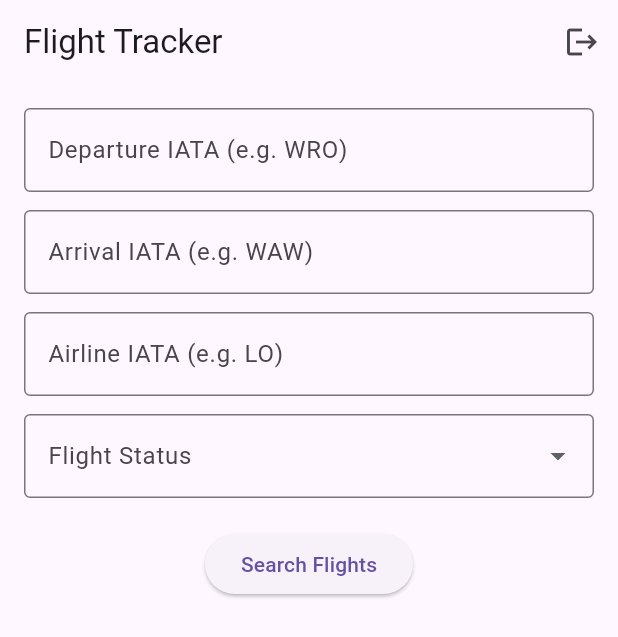
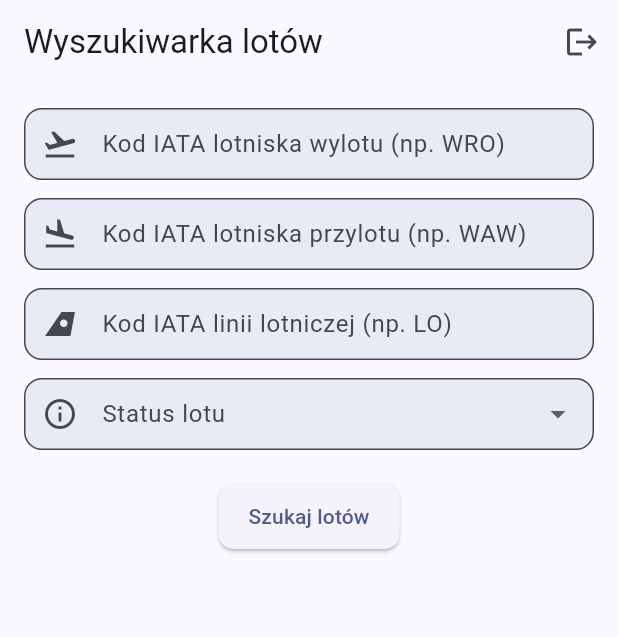
Before and after one commit to mmorawiak/flight_tracker, a Flutter app: the SearchScreen screen opened directly, on a phone screen of 412 x 824 dp. Shown: the top 637 px of the screen. Run offline on Flutter 3.47's test engine with Material 3 defaults, Android fonts, the phone set to English and light mode, and no system bars; our stand-ins replace flutter_dotenv, google_maps_flutter, hive, hive_flutter; accounts and stored records are empty.

Commit message:
feature: implementing a new and better UI

```diff
--- a/lib/main.dart
+++ b/lib/main.dart
@@ -3,6 +3,7 @@ import 'package:flutter_dotenv/flutter_dotenv.dart';
 import 'package:hive_flutter/hive_flutter.dart';
 import 'screens/search_screen.dart';
 import 'screens/login_screen.dart';
+import 'theme/theme.dart';
 
 void main() async {
   WidgetsFlutterBinding.ensureInitialized();
@@ -34,10 +35,7 @@ class FlightTrackerApp extends StatelessWidget {
           return MaterialApp(
             debugShowCheckedModeBanner: false,
             title: 'Flight Tracker',
-            theme: ThemeData(
-              primarySwatch: Colors.indigo,
-              useMaterial3: true,
-            ),
+            theme: appTheme,
             home: isLoggedIn ? const SearchScreen() : const LoginScreen(),
           );
         }
--- a/lib/screens/flight_map_screen.dart
+++ b/lib/screens/flight_map_screen.dart
@@ -34,18 +34,16 @@ class _FlightMapScreenState extends State<FlightMapScreen> {
   }
 
   Future<void> _loadCustomMarker() async {
-    print('🔄 Loading plane icon...');
     try {
       final icon = await BitmapDescriptor.fromAssetImage(
         const ImageConfiguration(size: Size(10, 10)),
         'assets/plane.png',
       );
-      print('✅ Plane icon loaded successfully');
       setState(() {
         _planeIcon = icon;
       });
     } catch (e) {
-      print('❌ Failed to load plane icon: \$e');
+      print('❌ Failed to load plane icon: $e');
     }
   }
 
@@ -57,14 +55,10 @@ class _FlightMapScreenState extends State<FlightMapScreen> {
     final liveIndex = (curvedPath.length * 0.4).floor();
     final LatLng livePosition = curvedPath[liveIndex];
 
-    print('🛫 Departure: ${widget.departureLatitude}, ${widget.departureLongitude}');
-    print('🛬 Arrival: ${widget.arrivalLatitude}, ${widget.arrivalLongitude}');
-    print('✈️ Live: ${widget.liveLatitude}, ${widget.liveLongitude}');
-    print('🖼️ Plane icon loaded: ${_planeIcon != null}');
-
     return Scaffold(
-      appBar: AppBar(title: Text('Flight Route')),
-      body: GoogleMap(
+      appBar: AppBar(title: Text('Trasa lotu')),
+      body: SafeArea(
+        child: GoogleMap(
           initialCameraPosition: CameraPosition(
             target: departure,
             zoom: 5,
@@ -73,20 +67,20 @@ class _FlightMapScreenState extends State<FlightMapScreen> {
             Marker(
               markerId: MarkerId('departure'),
               position: departure,
-            infoWindow: InfoWindow(title: 'Departure'),
+              infoWindow: InfoWindow(title: 'Wylot'),
               icon: BitmapDescriptor.defaultMarkerWithHue(BitmapDescriptor.hueBlue),
             ),
             Marker(
               markerId: MarkerId('arrival'),
               position: arrival,
-            infoWindow: InfoWindow(title: 'Arrival'),
+              infoWindow: InfoWindow(title: 'Przylot'),
               icon: BitmapDescriptor.defaultMarkerWithHue(BitmapDescriptor.hueGreen),
             ),
             if (widget.liveLatitude != null && widget.liveLongitude != null && _planeIcon != null)
               Marker(
                 markerId: MarkerId('live'),
                 position: livePosition,
-              infoWindow: InfoWindow(title: 'In-flight (LIVE)'),
+                infoWindow: InfoWindow(title: 'W locie (NA ŻYWO)'),
                 icon: _planeIcon!,
               ),
           },
@@ -98,6 +92,7 @@ class _FlightMapScreenState extends State<FlightMapScreen> {
               width: 4,
             ),
           },
+        ),
       ),
     );
   }
@@ -111,8 +106,9 @@ class _FlightMapScreenState extends State<FlightMapScreen> {
 
     for (int i = 0; i <= segments; i++) {
       final f = i / segments;
-      final A = sin((1 - f) * _centralAngle(lat1, lon1, lat2, lon2)) / sin(_centralAngle(lat1, lon1, lat2, lon2));
-      final B = sin(f * _centralAngle(lat1, lon1, lat2, lon2)) / sin(_centralAngle(lat1, lon1, lat2, lon2));
+      final angle = _centralAngle(lat1, lon1, lat2, lon2);
+      final A = sin((1 - f) * angle) / sin(angle);
+      final B = sin(f * angle) / sin(angle);
 
       final x = A * cos(lat1) * cos(lon1) + B * cos(lat2) * cos(lon2);
       final y = A * cos(lat1) * sin(lon1) + B * cos(lat2) * sin(lon2);
@@ -130,7 +126,8 @@ class _FlightMapScreenState extends State<FlightMapScreen> {
   double _centralAngle(double lat1, double lon1, double lat2, double lon2) {
     final dLat = lat2 - lat1;
     final dLon = lon2 - lon1;
-    final a = pow(sin(dLat / 2), 2) + cos(lat1) * cos(lat2) * pow(sin(dLon / 2), 2);
+    final a = pow(sin(dLat / 2), 2) +
+        cos(lat1) * cos(lat2) * pow(sin(dLon / 2), 2);
     return 2 * asin(sqrt(a));
   }
 }
--- a/lib/screens/flights_list_screen.dart
+++ b/lib/screens/flights_list_screen.dart
@@ -15,12 +15,12 @@ class FlightsListScreen extends StatelessWidget {
   @override
   Widget build(BuildContext context) {
     return Scaffold(
-      appBar: AppBar(title: Text('Search Results')),
+      appBar: AppBar(title: Text('Wyniki wyszukiwania')),
       body: Column(
         children: [
           Padding(
             padding: const EdgeInsets.all(12),
-            child: Text('${flights.length} flights found'),
+            child: Text('${flights.length} lotów znaleziono'),
           ),
           Expanded(
             child: ListView.builder(
@@ -29,13 +29,23 @@ class FlightsListScreen extends StatelessWidget {
                 final flight = flights[index];
                 return Card(
                   margin: const EdgeInsets.symmetric(horizontal: 12, vertical: 6),
+                  elevation: 3,
+                  shape: RoundedRectangleBorder(
+                    borderRadius: BorderRadius.circular(12),
+                  ),
                   child: ListTile(
-                    title: Text('${flight.airlineName} ${flight.flightNumber}'),
+                    title: Text(
+                      '${flight.airlineName} ${flight.flightNumber}',
+                      style: TextStyle(fontWeight: FontWeight.w600),
+                    ),
                     subtitle: Column(
                       crossAxisAlignment: CrossAxisAlignment.start,
                       children: [
-                        Text('Date: ${flight.flightDate}'),
-                        Text('${flight.departureAirport} (${flight.departureCity}) → ${flight.arrivalAirport} (${flight.arrivalCity})'),
+                        SizedBox(height: 4),
+                        Text('Data: ${flight.flightDate}'),
+                        Text(
+                          '${flight.departureAirport} (${flight.departureCity}) → ${flight.arrivalAirport} (${flight.arrivalCity})',
+                        ),
                         SizedBox(height: 4),
                         Text(
                           '${_formatTime(flight.departureTime)} → ${_formatTime(flight.arrivalTime)}',
@@ -43,7 +53,20 @@ class FlightsListScreen extends StatelessWidget {
                         ),
                       ],
                     ),
-                    trailing: Text(flight.status),
+                    trailing: Container(
+                      padding: EdgeInsets.symmetric(horizontal: 8, vertical: 4),
+                      decoration: BoxDecoration(
+                        color: Colors.indigo.shade100,
+                        borderRadius: BorderRadius.circular(8),
+                      ),
+                      child: Text(
+                        flight.status,
+                        style: TextStyle(
+                          fontSize: 12,
+                          color: Colors.indigo.shade900,
+                        ),
+                      ),
+                    ),
                     onTap: () {
                       Navigator.push(
                         context,
--- a/lib/screens/search_screen.dart
+++ b/lib/screens/search_screen.dart
@@ -19,14 +19,24 @@ class _SearchScreenState extends State<SearchScreen> {
   String _selectedStatus = '';
   bool _loading = false;
 
+  final Map<String, String> statusTranslationMap = {
+    '': '',
+    'Zaplanowany': 'scheduled',
+    'W trakcie': 'active',
+    'Wylądował': 'landed',
+    'Anulowany': 'cancelled',
+  };
+
   void _searchFlights() async {
     final departure = _departureController.text.trim();
     final arrival = _arrivalController.text.trim();
     final airline = _airlineController.text.trim();
-    final status = _selectedStatus;
+    final status = statusTranslationMap[_selectedStatus] ?? '';
 
     if (departure.isEmpty && arrival.isEmpty && airline.isEmpty && status.isEmpty) {
-      ScaffoldMessenger.of(context).showSnackBar(SnackBar(content: Text('Please provide at least one filter')));
+      ScaffoldMessenger.of(context).showSnackBar(
+        SnackBar(content: Text('Proszę podać przynajmniej jeden filtr')),
+      );
       return;
     }
 
@@ -41,7 +51,9 @@ class _SearchScreenState extends State<SearchScreen> {
       );
 
       if (flights.isEmpty) {
-        ScaffoldMessenger.of(context).showSnackBar(SnackBar(content: Text('No flights found')));
+        ScaffoldMessenger.of(context).showSnackBar(
+          SnackBar(content: Text('Nie znaleziono lotów')),
+        );
       } else {
         Navigator.push(
           context,
@@ -68,7 +80,7 @@ class _SearchScreenState extends State<SearchScreen> {
   Widget build(BuildContext context) {
     return Scaffold(
       appBar: AppBar(
-        title: Text('Flight Tracker'),
+        title: Text('Wyszukiwarka lotów'),
         actions: [
           IconButton(
             icon: Icon(Icons.logout),
@@ -83,31 +95,52 @@ class _SearchScreenState extends State<SearchScreen> {
           children: [
             TextField(
               controller: _departureController,
-              decoration: InputDecoration(labelText: 'Departure IATA (e.g. WRO)', border: OutlineInputBorder()),
+              decoration: InputDecoration(
+                labelText: 'Kod IATA lotniska wylotu (np. WRO)',
+                prefixIcon: Icon(Icons.flight_takeoff),
+              ),
             ),
             SizedBox(height: 12),
             TextField(
               controller: _arrivalController,
-              decoration: InputDecoration(labelText: 'Arrival IATA (e.g. WAW)', border: OutlineInputBorder()),
+              decoration: InputDecoration(
+                labelText: 'Kod IATA lotniska przylotu (np. WAW)',
+                prefixIcon: Icon(Icons.flight_land),
+              ),
             ),
             SizedBox(height: 12),
             TextField(
               controller: _airlineController,
-              decoration: InputDecoration(labelText: 'Airline IATA (e.g. LO)', border: OutlineInputBorder()),
+              decoration: InputDecoration(
+                labelText: 'Kod IATA linii lotniczej (np. LO)',
+                prefixIcon: Icon(Icons.airlines),
+              ),
             ),
             SizedBox(height: 12),
             DropdownButtonFormField<String>(
               value: _selectedStatus.isEmpty ? null : _selectedStatus,
-              items: ['', 'scheduled', 'active', 'landed', 'cancelled']
-                  .map((status) => DropdownMenuItem(value: status, child: Text(status.isEmpty ? 'Any Status' : status)))
-                  .toList(),
+              items: statusTranslationMap.keys.map((plStatus) {
+                return DropdownMenuItem(
+                  value: plStatus,
+                  child: Text(plStatus.isEmpty ? 'Dowolny status' : plStatus),
+                );
+              }).toList(),
               onChanged: (val) => setState(() => _selectedStatus = val ?? ''),
-              decoration: InputDecoration(labelText: 'Flight Status', border: OutlineInputBorder()),
+              decoration: InputDecoration(
+                labelText: 'Status lotu',
+                prefixIcon: Icon(Icons.info_outline),
+              ),
             ),
             SizedBox(height: 20),
             ElevatedButton(
               onPressed: _loading ? null : _searchFlights,
-              child: _loading ? CircularProgressIndicator() : Text('Search Flights'),
+              child: _loading
+                  ? SizedBox(
+                      height: 20,
+                      width: 20,
+                      child: CircularProgressIndicator(strokeWidth: 2),
+                    )
+                  : Text('Szukaj lotów'),
             ),
           ],
         ),
--- /dev/null
+++ b/lib/theme/theme.dart
@@ -0,0 +1,47 @@
+import 'package:flutter/material.dart';
+
+/// Global app theme configuration for consistent styling
+final ThemeData appTheme = ThemeData(
+  useMaterial3: true,
+  colorScheme: ColorScheme.fromSeed(seedColor: Colors.indigo),
+
+  // Default style for text input fields
+  inputDecorationTheme: InputDecorationTheme(
+    border: OutlineInputBorder(
+      borderRadius: BorderRadius.circular(12),
+    ),
+    filled: true,
+    fillColor: Colors.indigo.shade50,
+    contentPadding: EdgeInsets.symmetric(horizontal: 16, vertical: 12),
+  ),
+
+  // Default style for elevated buttons
+  elevatedButtonTheme: ElevatedButtonThemeData(
+    style: ElevatedButton.styleFrom(
+      shape: RoundedRectangleBorder(
+        borderRadius: BorderRadius.circular(10),
+      ),
+      padding: EdgeInsets.symmetric(vertical: 12, horizontal: 20),
+    ),
+  ),
+
+  // Default style for outlined buttons
+  outlinedButtonTheme: OutlinedButtonThemeData(
+    style: OutlinedButton.styleFrom(
+      shape: RoundedRectangleBorder(
+        borderRadius: BorderRadius.circular(10),
+      ),
+      side: BorderSide(color: Colors.indigo),
+    ),
+  ),
+
+  // Default styling for snack bars (bottom notifications)
+  snackBarTheme: SnackBarThemeData(
+    backgroundColor: Colors.indigo.shade600,
+    contentTextStyle: TextStyle(color: Colors.white),
+    behavior: SnackBarBehavior.floating,
+    shape: RoundedRectangleBorder(
+      borderRadius: BorderRadius.circular(10),
+    ),
+  ),
+);
```
Also changed, not shown: lib/screens/flight_details_screen.dart (+42 -19 lines), lib/screens/login_screen.dart (+9 -3 lines), lib/services/flight_service.dart (+0 -32 lines). Lines whose indentation alone changed are shown as unchanged.
